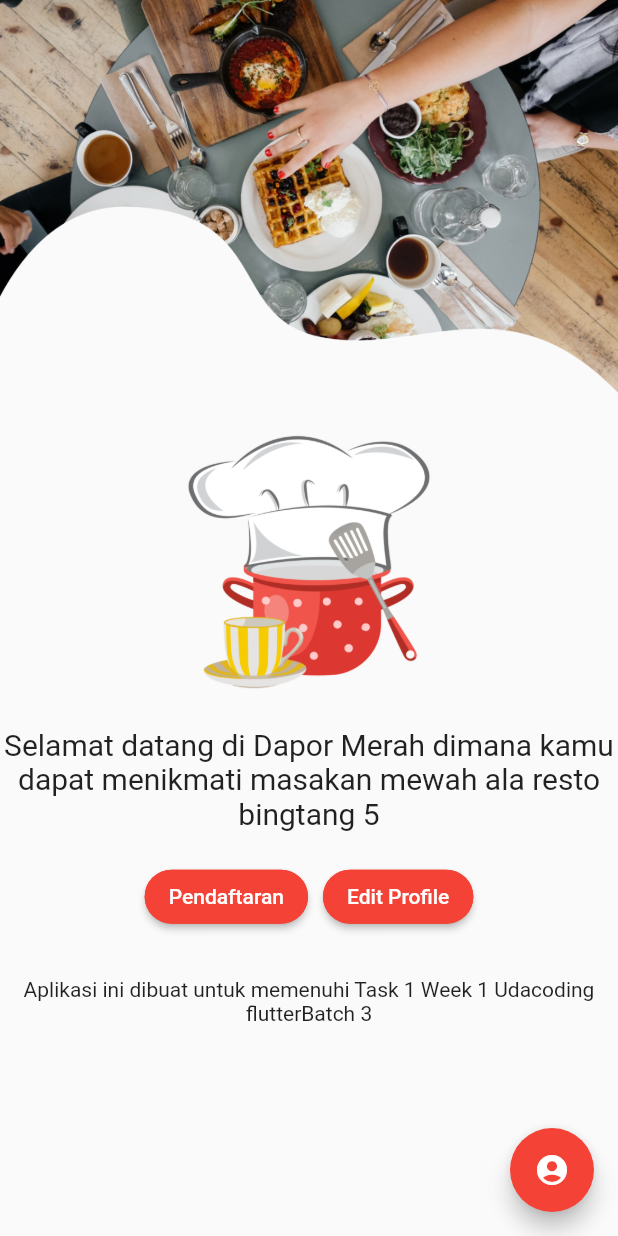
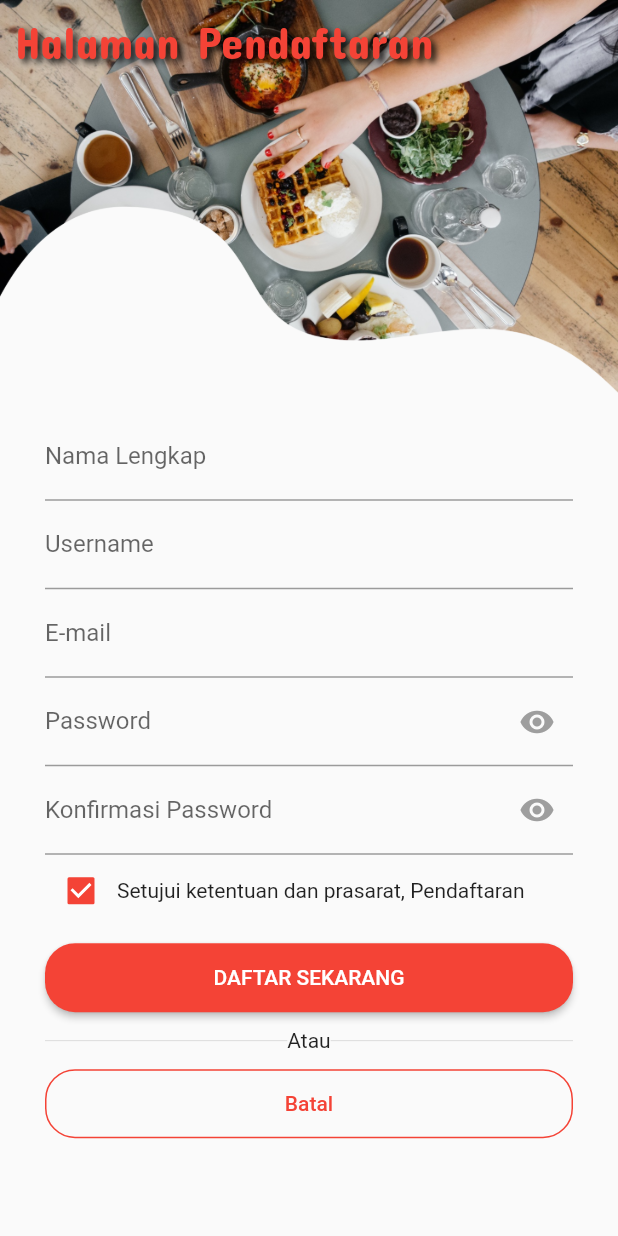
Before and after one commit to mohamad-supangat/belajar_flutter_udacoding_batch3, a Flutter app: the screen it shows after launch, after a tap on "Pendaftaran", on a phone screen of 412 x 824 dp. Run offline on Flutter 3.47's test engine with Material 2 defaults, Android fonts, the phone set to English and light mode, and no system bars.

Commit message:
Register Page

```diff
--- a/week1/Task1/lib/pages/HomePage.dart
+++ b/week1/Task1/lib/pages/HomePage.dart
@@ -1,5 +1,6 @@
 import 'package:flutter/material.dart';
 import 'package:url_launcher/url_launcher.dart';
+import 'package:Task1/pages/RegisterPage.dart';
 
 class HomePage extends StatelessWidget {
   @override
@@ -42,7 +43,14 @@ class HomePage extends StatelessWidget {
                   mainAxisAlignment: MainAxisAlignment.center,
                   children: [
                     RaisedButton(
-                      onPressed: () => {},
+                      onPressed: () {
+                        Navigator.push(
+                          context,
+                          MaterialPageRoute(
+                            builder: (context) => RegisterPage(),
+                          ),
+                        );
+                      },
                       color: Colors.red,
                       textColor: Colors.white,
                       shape: RoundedRectangleBorder(
--- /dev/null
+++ b/week1/Task1/lib/pages/RegisterPage.dart
@@ -0,0 +1,157 @@
+import 'package:flutter/material.dart';
+
+class RegisterPage extends StatefulWidget {
+  @override
+  _RegisterPageState createState() => _RegisterPageState();
+}
+
+class _RegisterPageState extends State<RegisterPage> {
+  bool _obsecurePassword = true;
+  bool _obsecurePasswordConfirmation = true;
+
+  @override
+  Widget build(BuildContext context) {
+    return Scaffold(
+      body: SingleChildScrollView(
+        child: Column(
+          children: [
+            Container(
+              child: Stack(
+                children: [
+                  Image.asset('assets/images/image843.png'),
+                  SafeArea(
+                    child: Column(
+                      children: [
+                        Container(
+                          padding: EdgeInsets.all(10),
+                          child: Text(
+                            'Halaman Pendaftaran',
+                            style: TextStyle(
+                              fontFamily: 'ConcertOne',
+                              color: Colors.red,
+                              fontSize: 30,
+                              shadows: <Shadow>[
+                                Shadow(
+                                  offset: Offset(3, 3),
+                                  blurRadius: 5,
+                                  color: Colors.black87,
+                                ),
+                              ],
+                            ),
+                          ),
+                        )
+                      ],
+                    ),
+                  )
+                ],
+              ),
+            ),
+            Container(
+              padding: EdgeInsets.fromLTRB(30, 0, 30, 10),
+              child: Column(
+                children: [
+                  TextFormField(
+                    decoration: InputDecoration(labelText: 'Nama Lengkap'),
+                  ),
+                  TextFormField(
+                    decoration: InputDecoration(labelText: 'Username'),
+                  ),
+                  TextFormField(
+                    decoration: InputDecoration(labelText: 'E-mail'),
+                  ),
+                  TextFormField(
+                    obscureText: this._obsecurePassword,
+                    decoration: InputDecoration(
+                      labelText: 'Password',
+                      suffixIcon: IconButton(
+                        icon: Icon(
+                          Icons.remove_red_eye,
+                          color: !this._obsecurePassword
+                              ? Colors.blue
+                              : Colors.grey,
+                        ),
+                        onPressed: () {
+                          setState(() =>
+                              this._obsecurePassword = !this._obsecurePassword);
+                        },
+                      ),
+                    ),
+                  ),
+                  TextFormField(
+                    obscureText: this._obsecurePasswordConfirmation,
+                    decoration: InputDecoration(
+                      labelText: 'Konfirmasi Password',
+                      suffixIcon: IconButton(
+                        icon: Icon(
+                          Icons.remove_red_eye,
+                          color: !this._obsecurePasswordConfirmation
+                              ? Colors.blue
+                              : Colors.grey,
+                        ),
+                        onPressed: () {
+                          setState(() => this._obsecurePasswordConfirmation =
+                              !this._obsecurePasswordConfirmation);
+                        },
+                      ),
+                    ),
+                  ),
+                  Row(
+                    children: [
+                      Checkbox(
+                        onChanged: (newValue) {},
+                        value: true,
+                      ),
+                      Text('Setujui ketentuan dan prasarat, Pendaftaran')
+                    ],
+                  ),
+                  SizedBox(
+                    height: 10,
+                  ),
+                  SizedBox(
+                    width: double.infinity,
+                    child: RaisedButton(
+                      onPressed: () {},
+                      padding: EdgeInsets.all(15),
+                      color: Colors.red,
+                      textColor: Colors.white,
+                      shape: RoundedRectangleBorder(
+                        borderRadius: BorderRadius.circular(20),
+                      ),
+                      child: Text('DAFTAR SEKARANG'),
+                    ),
+                  ),
+                  SizedBox(
+                    height: 10,
+                  ),
+                  Row(children: <Widget>[
+                    Expanded(child: Divider()),
+                    Text('Atau'),
+                    Expanded(child: Divider()),
+                  ]),
+                  SizedBox(
+                    height: 10,
+                  ),
+                  SizedBox(
+                    width: double.infinity,
+                    child: FlatButton(
+                      onPressed: () {
+                        Navigator.pop(context);
+                      },
+                      padding: EdgeInsets.all(15),
+                      textColor: Colors.red,
+                      shape: RoundedRectangleBorder(
+                        borderRadius: BorderRadius.circular(20),
+                        side: BorderSide(color: Colors.red),
+                      ),
+                      child: Text('Batal'),
+                    ),
+                  ),
+                ],
+              ),
+            ),
+          ],
+        ),
+      ),
+    );
+  }
+}
--- a/week1/Task1/pubspec.yaml
+++ b/week1/Task1/pubspec.yaml
@@ -51,6 +51,11 @@ flutter:
 
   assets:
     - assets/images/
+
+  fonts:
+    - family: ConcertOne
+      fonts:
+        - asset: assets/fonts/ConcertOne-Regular.ttf
   # An image asset can refer to one or more resolution-specific "variants", see
   # https://flutter.dev/assets-and-images/#resolution-aware.
 
```
Also changed, not shown: week1/Task1/assets/fonts/ConcertOne-Regular.ttf (added).
